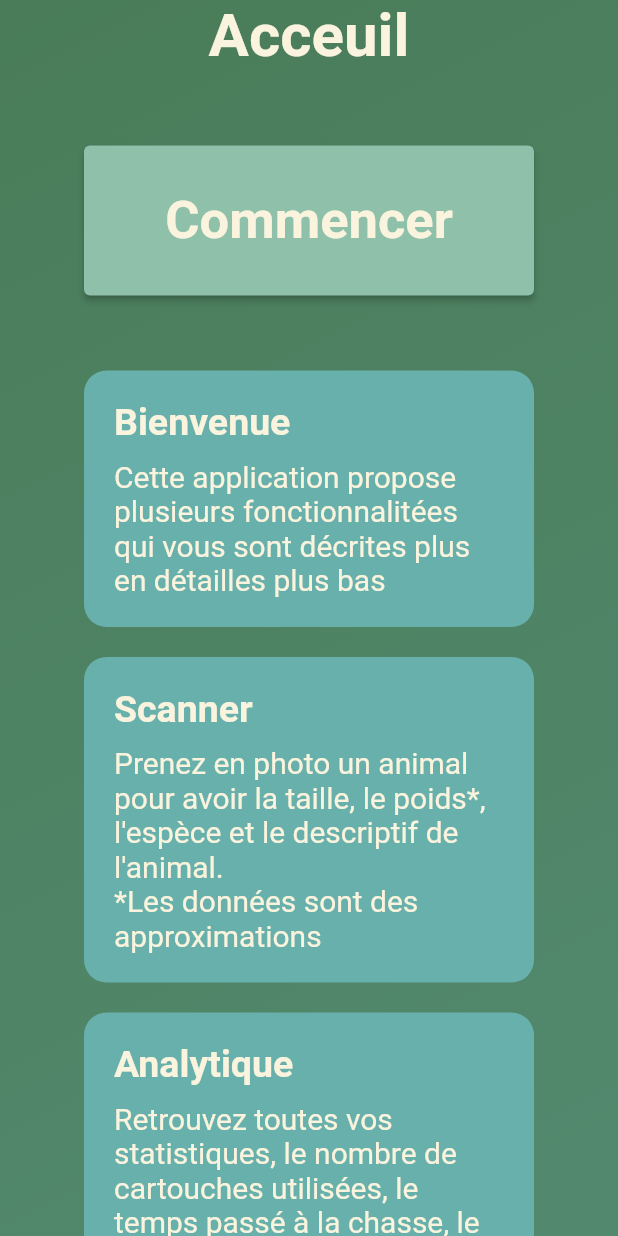
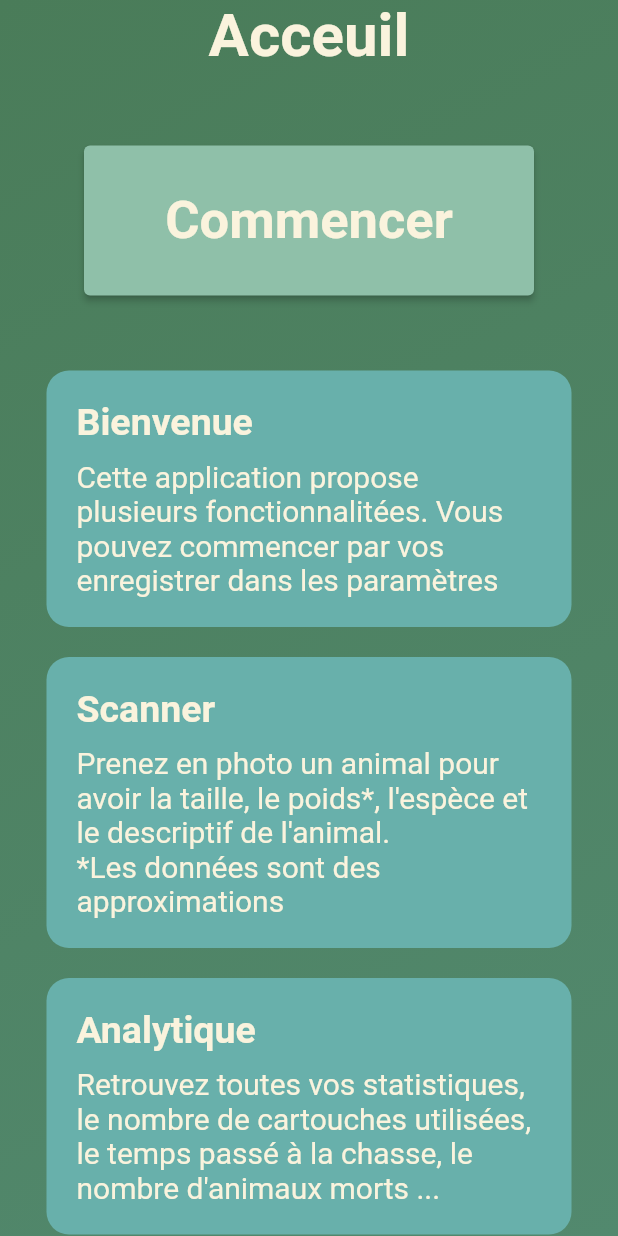
Before and after one commit to hugo-piedanna/chasse_infos, a Flutter app: the home screen opened directly, on a phone screen of 412 x 824 dp. Run offline on Flutter 3.47's test engine with Material 2 defaults, Android fonts, the phone set to English and light mode, and no system bars; our stand-ins replace curved_navigation_bar, hexcolor.

Commit message:
Update design

```diff
--- a/lib/pages/home.dart
+++ b/lib/pages/home.dart
@@ -122,7 +122,7 @@ class _homePage extends State<home> with AutomaticKeepAliveClientMixin<home> {
                 ),
                 const SizedBox(height: 40),
                 Container(
-                  width: 300,
+                  width: 350,
                   padding: const EdgeInsets.all(20),
                   decoration: BoxDecoration(
                       color: HexColor('#68B0AB'),
@@ -140,7 +140,7 @@ class _homePage extends State<home> with AutomaticKeepAliveClientMixin<home> {
                         ),
                         SizedBox(height: 10),
                         Text(
-                          "Cette application propose plusieurs fonctionnalitées qui vous sont décrites plus en détailles plus bas",
+                          "Cette application propose plusieurs fonctionnalitées. Vous pouvez commencer par vos enregistrer dans les paramètres",
                           style:
                               TextStyle(fontSize: 20, color: Color(0xfffaf3dd)),
                         )
@@ -148,7 +148,7 @@ class _homePage extends State<home> with AutomaticKeepAliveClientMixin<home> {
                 ),
                 const SizedBox(height: 20),
                 Container(
-                  width: 300,
+                  width: 350,
                   padding: const EdgeInsets.all(20),
                   decoration: BoxDecoration(
                       color: HexColor('#68B0AB'),
@@ -174,7 +174,7 @@ class _homePage extends State<home> with AutomaticKeepAliveClientMixin<home> {
                 ),
                 const SizedBox(height: 20),
                 Container(
-                  width: 300,
+                  width: 350,
                   padding: const EdgeInsets.all(20),
                   decoration: BoxDecoration(
                       color: HexColor('#68B0AB'),
@@ -200,7 +200,7 @@ class _homePage extends State<home> with AutomaticKeepAliveClientMixin<home> {
                 ),
                 const SizedBox(height: 20),
                 Container(
-                  width: 300,
+                  width: 350,
                   padding: const EdgeInsets.all(20),
                   decoration: BoxDecoration(
                       color: HexColor('#68B0AB'),
@@ -226,7 +226,7 @@ class _homePage extends State<home> with AutomaticKeepAliveClientMixin<home> {
                 ),
                 const SizedBox(height: 20),
                 Container(
-                  width: 300,
+                  width: 350,
                   padding: const EdgeInsets.all(20),
                   decoration: BoxDecoration(
                       color: HexColor('#68B0AB'),
```
